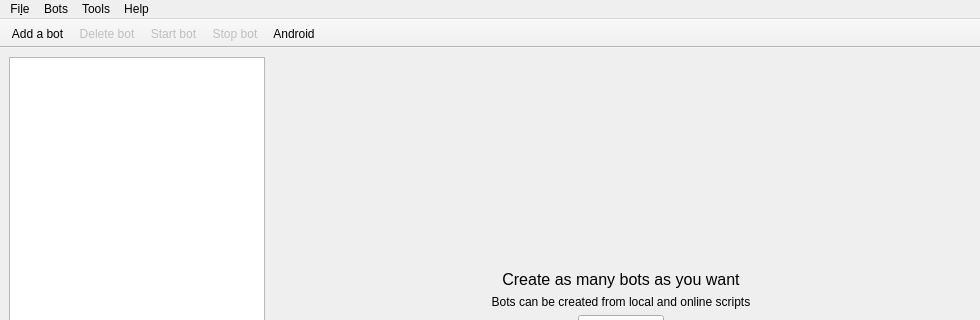
This is botfather/gui/main_window.ui in botfatherio/botfather as Qt 5 draws it before an edit; both pictures show x 0 to 980 and y 0 to 320 of the 980 by 580 pixel window. The edited form follows.
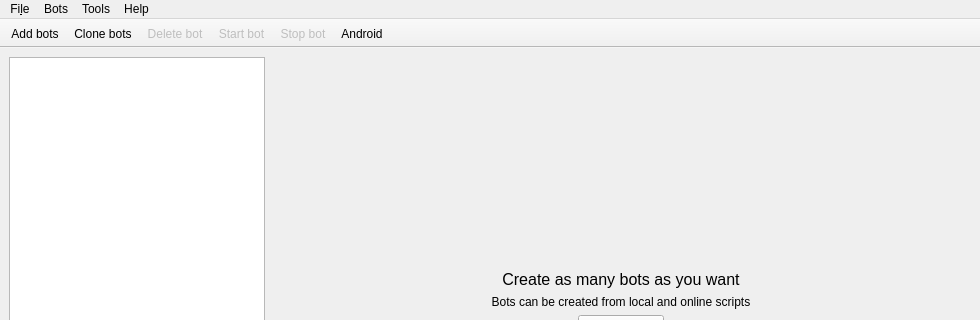
This is the edited form. Icons and pictures are not drawn.

```diff
--- a/botfather/gui/main_window.ui
+++ b/botfather/gui/main_window.ui
@@ -223,6 +223,7 @@
    <attribute name="toolBarBreak">
     <bool>false</bool>
    </attribute>
+   <addaction name="add_local_action"/>
    <addaction name="add_bot_action"/>
    <addaction name="del_bot_action"/>
    <addaction name="run_bot_action"/>
@@ -235,7 +236,7 @@
      <normaloff>:/icons/icons/icons8-add-new-32.png</normaloff>:/icons/icons/icons8-add-new-32.png</iconset>
    </property>
    <property name="text">
-    <string>&amp;Add a bot</string>
+    <string>Clone bots</string>
    </property>
    <property name="toolTip">
     <string>Add a bot with custom cofiguration to the list of all your bots</string>
@@ -377,7 +378,7 @@
      <normaloff>:/icons/icons/icons8-file-32.png</normaloff>:/icons/icons/icons8-file-32.png</iconset>
    </property>
    <property name="text">
-    <string>Add a &amp;local bot</string>
+    <string>Add bots</string>
    </property>
    <property name="toolTip">
     <string>Add a bot from a local folder</string>
```
Left out of the diff: 4 changed lines with no effect on the pictures.
